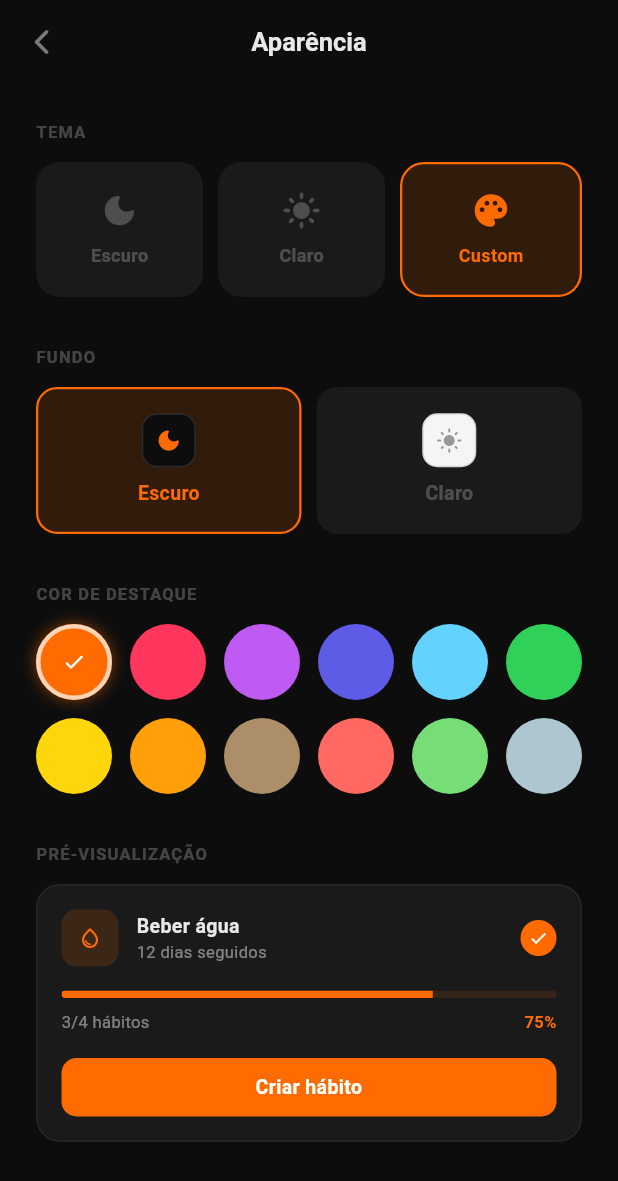
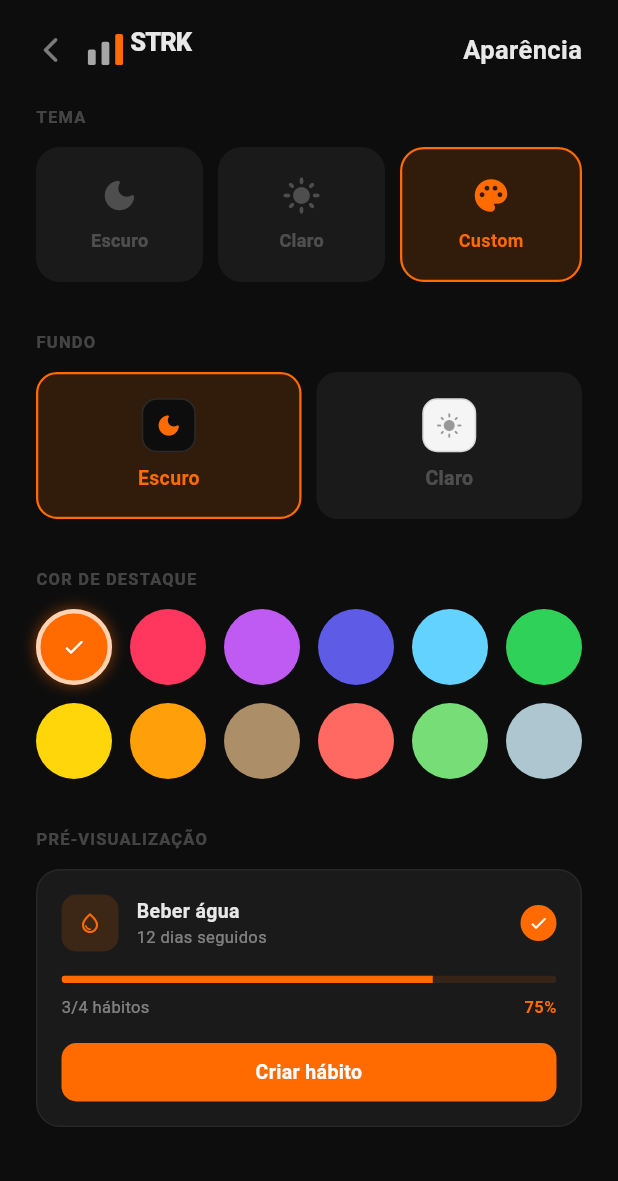
Before and after one commit to diogofreire-dev/STRK, a Flutter app: the ThemeSettingsScreen screen opened directly, after a tap on "Custom", on a phone screen of 412 x 824 dp. Shown: the top 1181 px of the screen. Run offline on Flutter 3.47's test engine with Material 3 defaults, Android fonts, the phone set to English and light mode, and no system bars; our stand-ins replace cloud_firestore, firebase_auth, firebase_core, firebase_messaging, firebase_storage, google_sign_in and 2 more; accounts and stored records are empty; Roboto replaces fonts that are missing (SF Pro Display).

Commit message:
refactor: fix add habit and theme settings screen header wiring

```diff
--- a/lib/theme_settings_screen.dart
+++ b/lib/theme_settings_screen.dart
@@ -1,5 +1,6 @@
 import 'package:flutter/material.dart';
 import 'theme_provider.dart';
+import 'strk_header.dart';
 
 class ThemeSettingsScreen extends StatelessWidget {
   const ThemeSettingsScreen({super.key});
@@ -24,9 +25,10 @@ class ThemeSettingsScreen extends StatelessWidget {
     final theme = ThemeProviderScope.of(context);
     return Scaffold(
       backgroundColor: theme.bg,
-      appBar: AppBar(
-        backgroundColor: theme.bg,
-        elevation: 0,
+      body: SafeArea(
+        child: Column(
+          children: [
+            StrkHeader(
               leading: GestureDetector(
                 onTap: () => Navigator.pop(context),
                 child: Icon(
@@ -35,7 +37,7 @@ class ThemeSettingsScreen extends StatelessWidget {
                   size: 20,
                 ),
               ),
-        title: Text(
+              trailing: Text(
                 'Aparência',
                 style: TextStyle(
                   fontSize: 17,
@@ -43,9 +45,9 @@ class ThemeSettingsScreen extends StatelessWidget {
                   color: theme.textPrimary,
                 ),
               ),
-        centerTitle: true,
             ),
-      body: AnimatedBuilder(
+            Expanded(
+              child: AnimatedBuilder(
                 animation: theme,
                 builder: (context, _) => SingleChildScrollView(
                   padding: const EdgeInsets.all(24),
@@ -72,6 +74,10 @@ class ThemeSettingsScreen extends StatelessWidget {
                       const SizedBox(height: 32),
                     ],
                   ),
+                ),
+              ),
+            ),
+          ],
         ),
       ),
     );
@@ -235,7 +241,7 @@ class ThemeSettingsScreen extends StatelessWidget {
       itemCount: _presets.length,
       itemBuilder: (_, i) {
         final color = _presets[i];
-        final sel = theme.customAccent.value == color.value;
+        final sel = theme.customAccent.toARGB32() == color.toARGB32();
         return GestureDetector(
           onTap: () => theme.setCustomAccent(color),
           child: AnimatedContainer(
```
Also changed, not shown: lib/add_habit_screen.dart (+13 -8 lines). Lines whose indentation alone changed are shown as unchanged.
